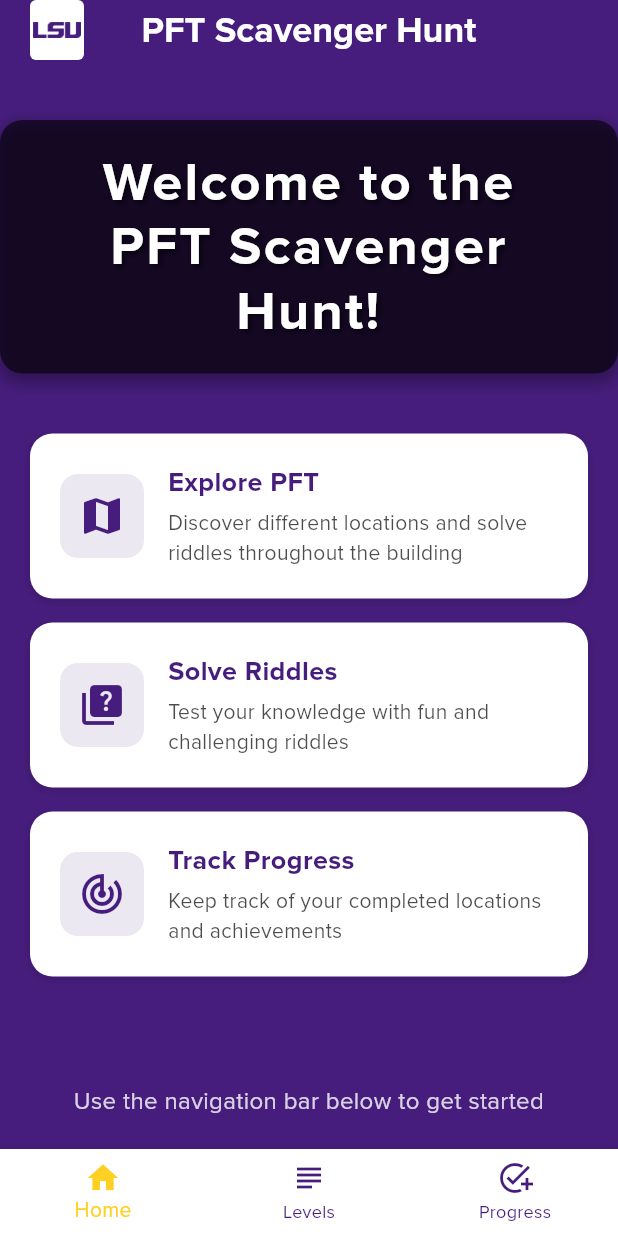
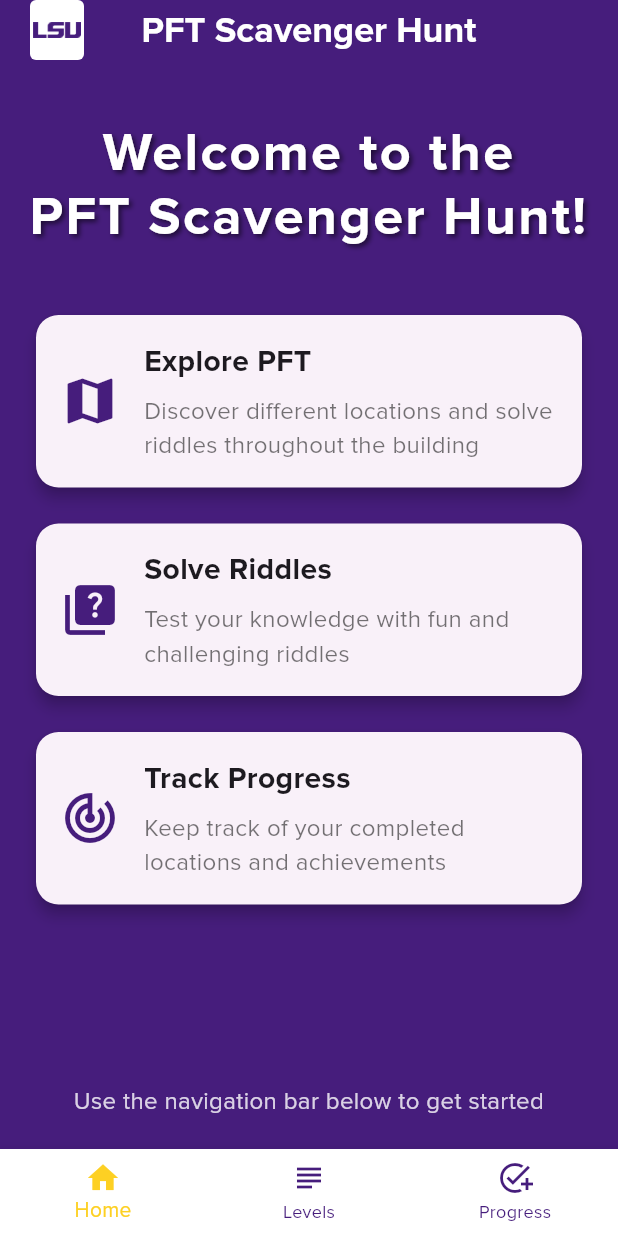
Before and after one commit to steven-reed122/Branded_Scavenger_Hunt, a Flutter app: the screen it shows after launch, on a phone screen of 412 x 824 dp. Run offline on Flutter 3.47's test engine with Material 3 defaults, Android fonts, the phone set to English and light mode, and no system bars.

Commit message:
Visual Changes
updated UI to look more on-brand and better overall

```diff
--- a/lib/level.dart
+++ b/lib/level.dart
@@ -32,8 +32,12 @@ class LevelPage extends StatelessWidget {
           style: const TextStyle(
             color: Colors.white,
             fontFamily: 'Proxima Nova',
+            fontSize: 28,
+            fontWeight: FontWeight.bold,
           ),
+          textAlign: TextAlign.center,
         ),
+        centerTitle: true,
       ),
       backgroundColor: const Color(0xFF461D7C),
       body: SingleChildScrollView(
@@ -60,7 +64,7 @@ class LevelPage extends StatelessWidget {
                       );
                     },
                     style: ElevatedButton.styleFrom(
-                      backgroundColor: isDone ? Colors.green : const Color(0xFFFDD023),
+                      backgroundColor: const Color(0xFFFDD023),
                       foregroundColor: Colors.black,
                       padding: const EdgeInsets.symmetric(vertical: 16),
                       shape: RoundedRectangleBorder(
@@ -73,7 +77,8 @@ class LevelPage extends StatelessWidget {
                         Text(
                           location,
                           style: const TextStyle(
-                            fontSize: 18,
+                            fontSize: 20,
+                            fontWeight: FontWeight.bold,
                             fontFamily: 'Proxima Nova',
                           ),
                         ),
--- a/lib/level_selector.dart
+++ b/lib/level_selector.dart
@@ -107,6 +107,7 @@ class _LevelSelectorState extends State<LevelSelector> {
         ),
         centerTitle: true,
       ),
+      backgroundColor: const Color(0xFF461D7C), // Set background to purple
       body: ListView(
         padding: const EdgeInsets.all(16.0),
         children: [
--- a/lib/main.dart
+++ b/lib/main.dart
@@ -111,21 +111,7 @@ class _MyHomePageState extends State<MyHomePage> {
           children: [
             const SizedBox(height: 40),
             // Main Title
-            Container(
-              padding: const EdgeInsets.symmetric(vertical: 20, horizontal: 32),
-              decoration: BoxDecoration(
-                color: Colors.black.withOpacity(0.6),
-                borderRadius: BorderRadius.circular(15),
-                boxShadow: [
-                  BoxShadow(
-                    color: Colors.black.withOpacity(0.3),
-                    spreadRadius: 2,
-                    blurRadius: 8,
-                    offset: const Offset(0, 4),
-                  ),
-                ],
-              ),
-              child: const Text(
+            const Text(
               'Welcome to the\nPFT Scavenger Hunt!',
               style: TextStyle(
                 fontSize: 36,
@@ -143,7 +129,6 @@ class _MyHomePageState extends State<MyHomePage> {
                 ],
               ),
               textAlign: TextAlign.center,
-              ),
             ),
             const SizedBox(height: 40),
             // Feature Cards
@@ -214,39 +199,17 @@ class _MyHomePageState extends State<MyHomePage> {
     );
   }
 
-  Widget _buildFeatureCard({
-    required IconData icon,
-    required String title,
-    required String description,
-  }) {
-    return Container(
-      padding: const EdgeInsets.all(20),
-      decoration: BoxDecoration(
-        color: Colors.white,
+  Widget _buildFeatureCard({required IconData icon, required String title, required String description}) {
+    return Card(
+      elevation: 4,
+      shape: RoundedRectangleBorder(
         borderRadius: BorderRadius.circular(15),
-        boxShadow: [
-          BoxShadow(
-            color: Colors.black.withOpacity(0.1),
-            spreadRadius: 1,
-            blurRadius: 4,
-            offset: const Offset(0, 2),
       ),
-        ],
-      ),
+      child: Padding(
+        padding: const EdgeInsets.all(16.0),
         child: Row(
           children: [
-          Container(
-            padding: const EdgeInsets.all(12),
-            decoration: BoxDecoration(
-              color: const Color(0xFF461D7C).withOpacity(0.1),
-              borderRadius: BorderRadius.circular(12),
-            ),
-            child: Icon(
-              icon,
-              color: const Color(0xFF461D7C),
-              size: 32,
-            ),
-          ),
+            Icon(icon, size: 40, color: Color(0xFF461D7C)),
             const SizedBox(width: 16),
             Expanded(
               child: Column(
@@ -255,18 +218,17 @@ class _MyHomePageState extends State<MyHomePage> {
                   Text(
                     title,
                     style: const TextStyle(
-                    fontSize: 18,
+                      fontSize: 20,
                       fontWeight: FontWeight.bold,
-                    color: Color(0xFF461D7C),
                       fontFamily: 'Proxima Nova',
                     ),
                   ),
-                const SizedBox(height: 4),
+                  const SizedBox(height: 8),
                   Text(
                     description,
-                  style: TextStyle(
-                    fontSize: 14,
-                    color: Colors.black.withOpacity(0.7),
+                    style: const TextStyle(
+                      fontSize: 16,
+                      color: Colors.black54,
                       fontFamily: 'Proxima Nova',
                     ),
                   ),
@@ -275,6 +237,7 @@ class _MyHomePageState extends State<MyHomePage> {
             ),
           ],
         ),
+      ),
     );
   }
 }
```
Lines whose indentation alone changed are shown as unchanged.
